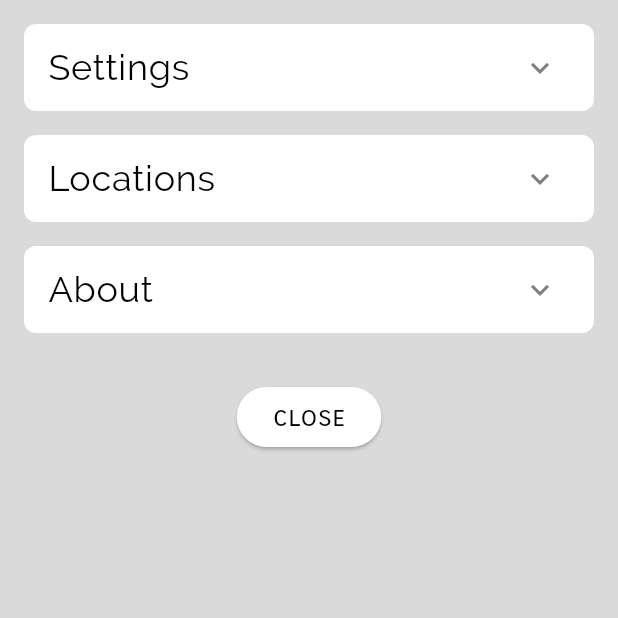
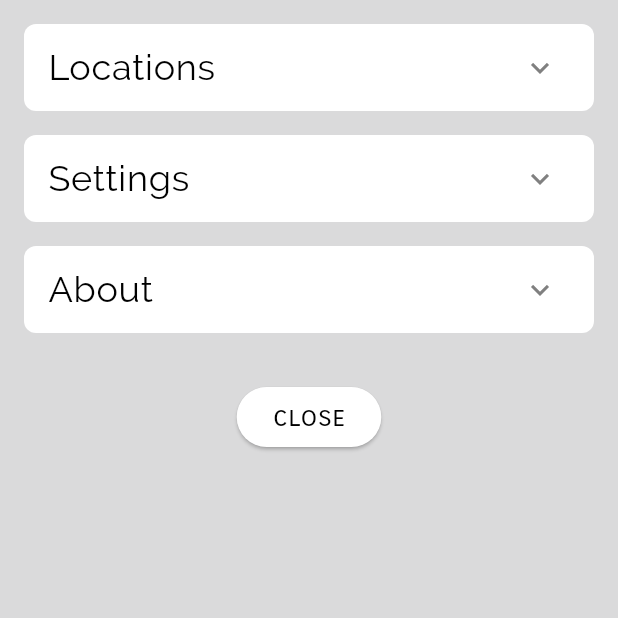
Before and after one commit to robjvan/forecast_v2, a Flutter app: the screen it shows after launch, with the side drawer open, on a phone screen of 412 x 824 dp, the top half of it. Run offline on Flutter 3.47's test engine with Material 2 defaults, Android fonts, the light colour scheme and no system bars; our stand-ins replace flutter_redux, flutter_svg, geolocator, get, get_storage, google_places_flutter and 3 more; missing offline and left inert: flutter_weather_bg_null_safety, google_geocoding_api, redux_logging; statements that could not run were skipped.

Commit message:
Fixed padding

```diff
--- a/lib/widgets/settings_drawer/settings_drawer.dart
+++ b/lib/widgets/settings_drawer/settings_drawer.dart
@@ -10,11 +10,15 @@ import 'package:get/get.dart';
 class SettingsDrawer extends StatelessWidget {
   const SettingsDrawer({final Key? key}) : super(key: key);
 
-  Widget _buildSettingsSection(final SettingsDrawerViewModel viewModel) =>
-      DecoratedBox(
+  Widget _buildSettingsSection(final SettingsDrawerViewModel viewModel) {
+    Widget _buildDivider() => const Divider(endIndent: 16.0, indent: 16.0);
+
+    return Padding(
+      padding: const EdgeInsets.only(top: 16.0),
+      child: DecoratedBox(
         decoration: BoxDecoration(
           color: viewModel.panelColor,
-          borderRadius: BorderRadius.circular(8),
+          borderRadius: BorderRadius.circular(8.0),
         ),
         child: ExpansionTile(
           title: Text(
@@ -25,35 +29,47 @@ class SettingsDrawer extends StatelessWidget {
           iconColor: AppColors.grey,
           collapsedIconColor: AppColors.grey,
           children: <Widget>[
-            LanguageSelector(viewModel),
-            const SizedBox(height: 16),
-            AnimatedBgToggle(viewModel),
-            const SizedBox(height: 16),
-            DarkModeToggle(viewModel),
-            const SizedBox(height: 16),
             TempUnitsSelector(viewModel),
-            const SizedBox(height: 16),
-            WindUnitsSelector(viewModel),
-            const SizedBox(height: 16),
-            AirPressureUnitsSelector(viewModel),
-            const SizedBox(height: 16),
-            AirQualityUnitsSelector(viewModel),
-            const SizedBox(height: 16),
+            Padding(
+              padding: const EdgeInsets.only(top: 16.0),
+              child: WindUnitsSelector(viewModel),
+            ),
+            Padding(
+              padding: const EdgeInsets.only(top: 16.0),
+              child: AirPressureUnitsSelector(viewModel),
+            ),
+            Padding(
+              padding: const EdgeInsets.only(top: 16.0, bottom: 16.0),
+              child: AirQualityUnitsSelector(viewModel),
+            ),
+            _buildDivider(),
+            Padding(
+              padding: const EdgeInsets.only(top: 8.0),
+              child: AnimatedBgToggle(viewModel),
+            ),
+            Padding(
+              padding: const EdgeInsets.only(top: 16.0, bottom: 16.0),
+              child: DarkModeToggle(viewModel),
+            ),
+            _buildDivider(),
+            Padding(
+              padding: const EdgeInsets.only(top: 8.0, bottom: 16.0),
+              child: LanguageSelector(viewModel),
+            ),
           ],
         ),
+      ),
     );
+  }
 
-  Widget _buildLocationSection(
-    final SettingsDrawerViewModel viewModel,
-    final double sw,
-  ) =>
-      DecoratedBox(
+  Widget _buildLocationSection(final SettingsDrawerViewModel viewModel) {
+    return DecoratedBox(
       decoration: BoxDecoration(
         color: viewModel.panelColor,
-          borderRadius: BorderRadius.circular(8),
+        borderRadius: BorderRadius.circular(8.0),
       ),
       child: ExpansionTile(
-          // title: _buildLocationsHeader(viewModel),
+        childrenPadding: const EdgeInsets.only(bottom: 8.0),
         title: Text(
           'settings.locations_header'.tr,
           style: AppStyles.drawerHeaderTextStyle
@@ -63,14 +79,20 @@ class SettingsDrawer extends StatelessWidget {
         collapsedIconColor: AppColors.grey,
         children: <Widget>[
           LocationSelector(viewModel),
+          const Padding(
+            padding: EdgeInsets.only(top: 8.0),
+            child: Divider(indent: 16.0, endIndent: 16.0),
+          ),
           LocationListWidget(viewModel),
-            const SizedBox(height: 8),
         ],
       ),
     );
+  }
 
-  Widget _buildAboutAppSection(final SettingsDrawerViewModel viewModel) =>
-      DecoratedBox(
+  Widget _buildAboutAppSection(final SettingsDrawerViewModel viewModel) {
+    return Padding(
+      padding: const EdgeInsets.only(top: 16.0),
+      child: DecoratedBox(
         decoration: BoxDecoration(
           color: viewModel.panelColor,
           borderRadius: BorderRadius.circular(8.0),
@@ -123,28 +145,29 @@ class SettingsDrawer extends StatelessWidget {
             ),
           ],
         ),
+      ),
     );
+  }
 
-  Widget _buildCloseSettingsBtn(
-    final SettingsDrawerViewModel viewModel,
-    final BuildContext context,
-  ) =>
-      ElevatedButton(
+  Widget _buildCloseSettingsBtn(final SettingsDrawerViewModel viewModel) {
+    return Padding(
+      padding: const EdgeInsets.only(top: 32.0),
+      child: ElevatedButton(
         style: ElevatedButton.styleFrom(
           backgroundColor: viewModel.panelColor,
           // primary: viewModel.panelColor,
           foregroundColor: viewModel.textColor,
           // onPrimary: viewModel.textColor,
         ),
+        onPressed: Get.back,
         child: Text('close'.tr, style: AppStyles.settingsButtonStyle),
-        onPressed: () {
-          Navigator.of(context).pop();
-        },
+      ),
     );
+  }
 
   @override
   Widget build(final BuildContext context) {
-    final double sw = MediaQuery.of(context).size.width;
+    // final double sw = MediaQuery.of(context).size.width;
     final double sh = MediaQuery.of(context).size.height;
 
     return StoreConnector<AppState, SettingsDrawerViewModel>(
@@ -160,7 +183,7 @@ class SettingsDrawer extends StatelessWidget {
           child: SafeArea(
             child: SingleChildScrollView(
               child: Padding(
-                padding: const EdgeInsets.fromLTRB(16.0, 8.0, 16.0, 0.0),
+                padding: const EdgeInsets.fromLTRB(16.0, 8.0, 16.0, 16.0),
                 child: Padding(
                   padding: const EdgeInsets.symmetric(vertical: 8),
                   child: Theme(
@@ -168,13 +191,10 @@ class SettingsDrawer extends StatelessWidget {
                         .copyWith(dividerColor: Colors.transparent),
                     child: Column(
                       children: <Widget>[
+                        _buildLocationSection(viewModel),
                         _buildSettingsSection(viewModel),
-                        const SizedBox(height: 16.0),
-                        _buildLocationSection(viewModel, sw),
-                        const SizedBox(height: 16.0),
                         _buildAboutAppSection(viewModel),
-                        const SizedBox(height: 32.0),
-                        _buildCloseSettingsBtn(viewModel, context),
+                        _buildCloseSettingsBtn(viewModel),
                       ],
                     ),
                   ),
```
Lines whose indentation alone changed are shown as unchanged.
